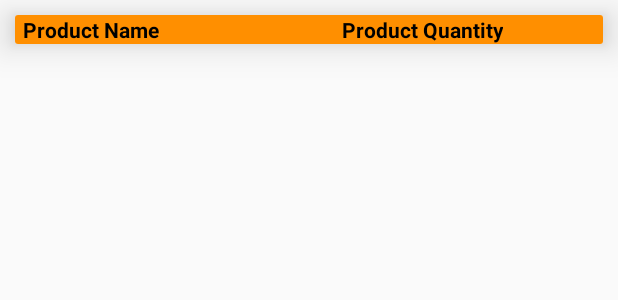
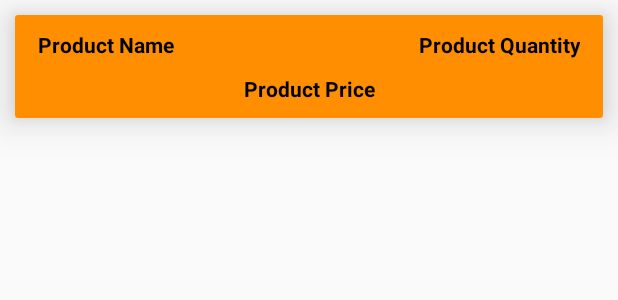
Before and after one commit to Perusha/MAD-Project, an Android app: the layout cart_items_layout.xml on its own in the app's theme, with its tools: preview values and no code run, on a phone screen of 412 x 824 dp. Shown: the top 300 px of the screen. Run offline under Robolectric (Android 15) with nearby library versions, the phone set to English and light mode, and no system bars.

Commit message:
next10 commit

```diff
--- a/app/src/main/res/layout/cart_items_layout.xml
+++ b/app/src/main/res/layout/cart_items_layout.xml
@@ -9,9 +9,11 @@
     <RelativeLayout
         android:layout_width="match_parent"
         android:layout_height="match_parent"
+        android:padding="10dp"
         android:background="@color/colorPrimaryDark">
 
         <TextView
+            android:id="@+id/cart_product_name"
             android:layout_width="160dp"
             android:layout_height="wrap_content"
             android:text="Product Name"
@@ -21,15 +23,29 @@
             android:textStyle="bold"/>
 
         <TextView
+            android:id="@+id/cart_product_quantity"
             android:layout_width="160dp"
             android:layout_height="wrap_content"
-        android:layout_marginLeft="165dp"
+            android:layout_alignParentEnd="true"
+            android:layout_marginLeft="5dp"
+            android:layout_marginRight="5dp"
             android:text="Product Quantity"
             android:textAlignment="viewEnd"
             android:textColor="@android:color/black"
             android:textSize="14dp"
-        android:layout_marginRight="5dp"
             android:textStyle="bold" />
+
+        <TextView
+            android:id="@+id/cart_product_price"
+            android:layout_width="match_parent"
+            android:layout_height="wrap_content"
+            android:text="Product Price"
+            android:textColor="@android:color/black"
+            android:textSize="14dp"
+            android:textStyle="bold"
+            android:layout_below="@+id/cart_product_quantity"
+            android:gravity="center"
+            android:layout_marginTop="10dp"/>
 
     </RelativeLayout>
 
```
Lines whose indentation alone changed are shown as unchanged.
